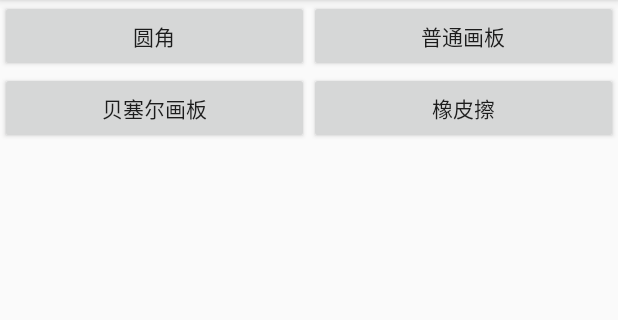
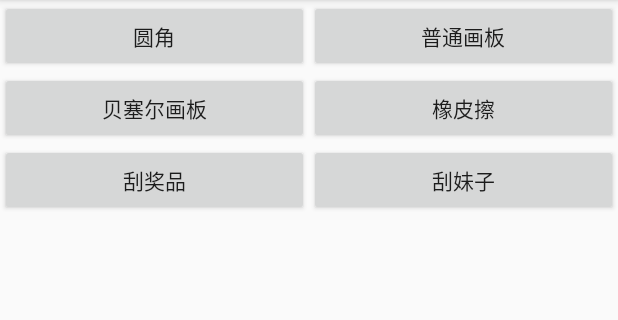
Before and after one commit to buder-cp/CustomView, an Android app: the SrcActivity screen opened directly, with no data from a screen before it, on a phone screen of 412 x 824 dp, the part 84-404 px from its top. Run offline under Robolectric (Android 15) with nearby library versions, the phone set to English and light mode, and no system bars.

Commit message:
刮刮乐--刮奖品、刮妹子

```diff
--- /dev/null
+++ b/buder_DN_view/buderdn04/src/main/java/com/test/buderdn04/GuaGuaCardView_SRCOUT.java
@@ -0,0 +1,80 @@
+package com.test.buderdn04;
+
+import android.content.Context;
+import android.graphics.Bitmap;
+import android.graphics.BitmapFactory;
+import android.graphics.Canvas;
+import android.graphics.Color;
+import android.graphics.Paint;
+import android.graphics.Path;
+import android.graphics.PorterDuff;
+import android.graphics.PorterDuffXfermode;
+import android.util.AttributeSet;
+import android.view.MotionEvent;
+import android.view.View;
+
+public class GuaGuaCardView_SRCOUT extends View {
+    private Paint mBitPaint;
+    private Bitmap BmpDST,BmpSRC,BmpText;
+    private Path mPath;
+    private float mPreX,mPreY;
+    public GuaGuaCardView_SRCOUT(Context context, AttributeSet attrs) {
+        super(context, attrs);
+
+        setLayerType(View.LAYER_TYPE_SOFTWARE, null);
+        mBitPaint = new Paint();
+        mBitPaint.setColor(Color.RED);
+        mBitPaint.setStyle(Paint.Style.STROKE);
+        mBitPaint.setStrokeWidth(45);
+
+        BmpText = BitmapFactory.decodeResource(getResources(),R.drawable.guaguaka_text1,null);
+        BmpSRC = BitmapFactory.decodeResource(getResources(),R.drawable.guaguaka,null);
+        BmpDST = Bitmap.createBitmap(BmpSRC.getWidth(), BmpSRC.getHeight(), Bitmap.Config.ARGB_8888);
+        mPath = new Path();
+    }
+
+    @Override
+    protected void onDraw(Canvas canvas) {
+        super.onDraw(canvas);
+
+        canvas.drawBitmap(BmpText,0,0,mBitPaint);
+
+        int layerId = canvas.saveLayer(0, 0, getWidth(), getHeight(), null, Canvas.ALL_SAVE_FLAG);
+
+        //先把手指轨迹画到目标Bitmap上
+        Canvas c = new Canvas(BmpDST);
+        c.drawPath(mPath,mBitPaint);
+
+        //然后把目标图像画到画布上
+        canvas.drawBitmap(BmpDST,0,0,mBitPaint);
+
+        //计算源图像区域
+        mBitPaint.setXfermode(new PorterDuffXfermode(PorterDuff.Mode.SRC_OUT));
+        canvas.drawBitmap(BmpSRC,0,0,mBitPaint);
+
+        mBitPaint.setXfermode(null);
+        canvas.restoreToCount(layerId);
+    }
+
+    @Override
+    public boolean onTouchEvent(MotionEvent event) {
+        switch (event.getAction()){
+            case MotionEvent.ACTION_DOWN:
+                mPath.moveTo(event.getX(),event.getY());
+                mPreX = event.getX();
+                mPreY = event.getY();
+                return true;
+            case MotionEvent.ACTION_MOVE:
+                float endX = (mPreX+event.getX())/2;
+                float endY = (mPreY+event.getY())/2;
+                mPath.quadTo(mPreX,mPreY,endX,endY);
+                mPreX = event.getX();
+                mPreY =event.getY();
+                break;
+            case MotionEvent.ACTION_UP:
+                break;
+        }
+        postInvalidate();
+        return super.onTouchEvent(event);
+    }
+}
--- a/buder_DN_view/buderdn04/src/main/java/com/test/buderdn04/SrcActivity.java
+++ b/buder_DN_view/buderdn04/src/main/java/com/test/buderdn04/SrcActivity.java
@@ -43,6 +43,22 @@ public class SrcActivity extends AppCompatActivity {
             }
         });
 
+        findViewById(R.id.GuaGuaCardViewbtn).setOnClickListener(new View.OnClickListener() {
+            @Override
+            public void onClick(View v) {
+                hideAllViews();
+                findViewById(R.id.GuaGuaCardView_SRCOUT).setVisibility(View.VISIBLE);
+            }
+        });
+
+        findViewById(R.id.StripMeiZibtn).setOnClickListener(new View.OnClickListener() {
+            @Override
+            public void onClick(View v) {
+                hideAllViews();
+                findViewById(R.id.StripMeiZi).setVisibility(View.VISIBLE);
+            }
+        });
+
     }
 
     private void hideAllViews() {
@@ -51,6 +67,8 @@ public class SrcActivity extends AppCompatActivity {
         findViewById(R.id.NormalGestureTrackView).setVisibility(View.GONE);
         findViewById(R.id.BezierGestureTrackView).setVisibility(View.GONE);
         findViewById(R.id.EraserView_SRCOUTView).setVisibility(View.GONE);
+        findViewById(R.id.GuaGuaCardView_SRCOUT).setVisibility(View.GONE);
+        findViewById(R.id.StripMeiZi).setVisibility(View.GONE);
 
     }
 }
--- a/buder_DN_view/buderdn04/src/main/res/layout/activity_src.xml
+++ b/buder_DN_view/buderdn04/src/main/res/layout/activity_src.xml
@@ -43,6 +43,23 @@
                 android:text="橡皮擦" />
         </TableRow>
 
+        <TableRow>
+
+            <Button
+                android:id="@+id/GuaGuaCardViewbtn"
+                android:layout_width="0dp"
+                android:layout_height="wrap_content"
+                android:layout_weight="1"
+                android:text="刮奖品" />
+
+            <Button
+                android:id="@+id/StripMeiZibtn"
+                android:layout_width="0dp"
+                android:layout_height="wrap_content"
+                android:layout_weight="1"
+                android:text="刮妹子" />
+        </TableRow>
+
     </TableLayout>
 
     <com.test.buderdn04.RoundImageView_SRCIN
@@ -69,4 +86,16 @@
         android:layout_height="match_parent"
         android:visibility="gone"/>
 
+    <com.test.buderdn04.GuaGuaCardView_SRCOUT
+        android:id="@+id/GuaGuaCardView_SRCOUT"
+        android:layout_width="match_parent"
+        android:layout_height="match_parent"
+        android:visibility="gone"/>
+
+    <com.test.buderdn04.StripMeiZi
+        android:id="@+id/StripMeiZi"
+        android:layout_width="match_parent"
+        android:layout_height="match_parent"
+        android:visibility="gone"/>
+
 </LinearLayout>
```
Also changed, not shown: buder_DN_view/buderdn04/src/main/res/drawable-v24/guaguaka.jpg (added), buder_DN_view/buderdn04/src/main/res/drawable-v24/guaguaka_text1.png (added).
